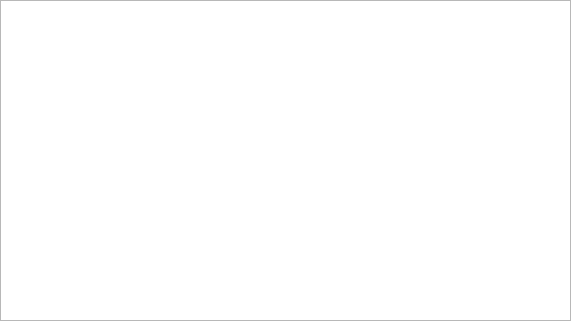
Before: the Qt Designer form workspace_member/workspacememberdialog.ui in ytxerp/ytx-client, drawn with Qt 5.
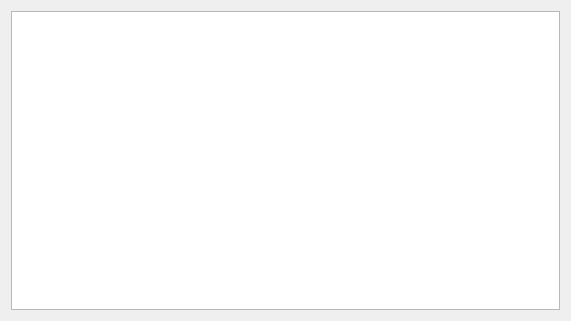
After: the same form once the commit is applied.

```diff
--- a/workspace_member/workspacememberdialog.ui
+++ b/workspace_member/workspacememberdialog.ui
@@ -14,18 +14,6 @@
    <string>Workspace Member</string>
   </property>
   <layout class="QGridLayout" name="gridLayout">
-   <property name="leftMargin">
-    <number>0</number>
-   </property>
-   <property name="topMargin">
-    <number>0</number>
-   </property>
-   <property name="rightMargin">
-    <number>0</number>
-   </property>
-   <property name="bottomMargin">
-    <number>0</number>
-   </property>
    <item row="0" column="0">
     <widget class="QTableView" name="tableView"/>
    </item>
```
